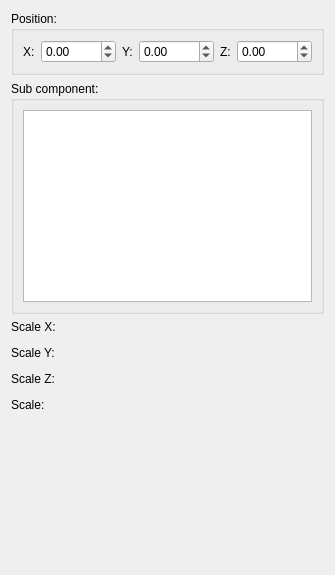
First picture: the form in code/nel/tools/3d/object_viewer_qt/src/plugins/object_viewer/ps_mover_form.ui, repository ryzom/ryzomcore, before the edit.
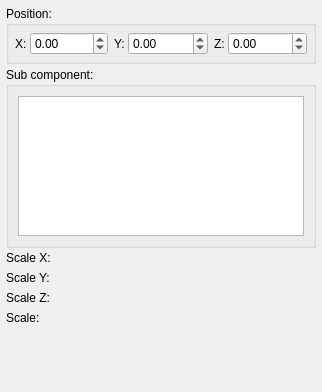
Second picture: the form after the edit. Custom widgets are drawn as their Qt base class.

```diff
--- a/code/nel/tools/3d/object_viewer_qt/src/plugins/object_viewer/ps_mover_form.ui
+++ b/code/nel/tools/3d/object_viewer_qt/src/plugins/object_viewer/ps_mover_form.ui
@@ -6,22 +6,37 @@
    <rect>
     <x>0</x>
     <y>0</y>
-    <width>332</width>
-    <height>575</height>
+    <width>322</width>
+    <height>392</height>
    </rect>
   </property>
   <property name="windowTitle">
    <string>Form</string>
   </property>
   <layout class="QGridLayout" name="gridLayout_2">
+   <property name="margin">
+    <number>6</number>
+   </property>
+   <property name="spacing">
+    <number>3</number>
+   </property>
    <item row="0" column="0" colspan="2">
     <widget class="QGroupBox" name="groupBox">
      <property name="title">
       <string>Position:</string>
      </property>
      <layout class="QHBoxLayout" name="horizontalLayout_4">
+      <property name="spacing">
+       <number>6</number>
+      </property>
+      <property name="margin">
+       <number>6</number>
+      </property>
       <item>
        <layout class="QHBoxLayout" name="horizontalLayout_3">
+        <property name="spacing">
+         <number>3</number>
+        </property>
         <item>
          <widget class="QLabel" name="label">
           <property name="text">
@@ -49,6 +64,9 @@
       </item>
       <item>
        <layout class="QHBoxLayout" name="horizontalLayout_2">
+        <property name="spacing">
+         <number>3</number>
+        </property>
         <item>
          <widget class="QLabel" name="label_2">
           <property name="text">
@@ -76,6 +94,9 @@
       </item>
       <item>
        <layout class="QHBoxLayout" name="horizontalLayout">
+        <property name="spacing">
+         <number>3</number>
+        </property>
         <item>
          <widget class="QLabel" name="label_3">
           <property name="text">
```
